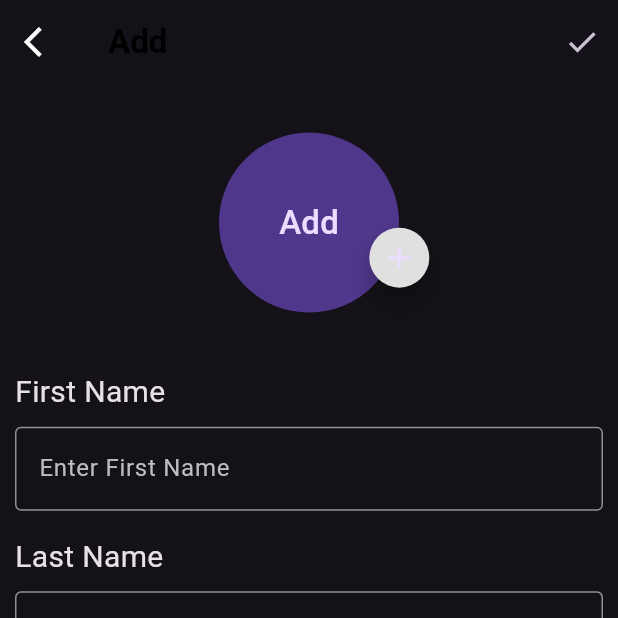
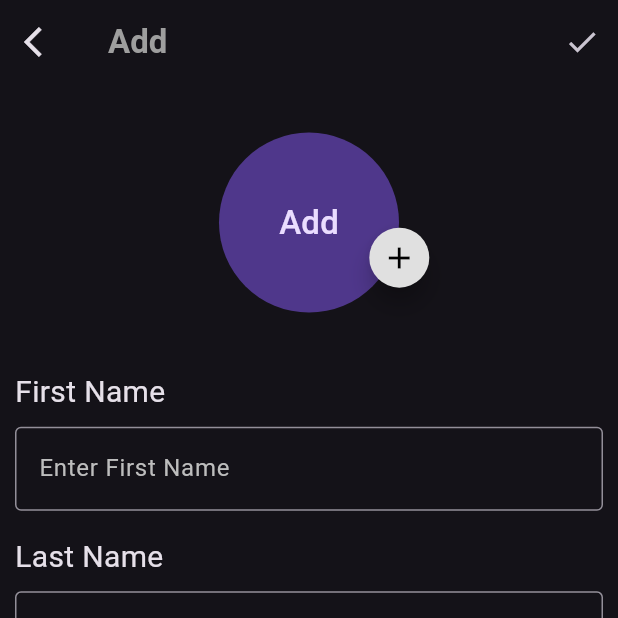
Before and after one commit to dhvanisilimkar/contact_diary_viva, a Flutter app: the AddContact screen opened by its route, on a phone screen of 412 x 824 dp, the top half of it. Run offline on Flutter 3.47's test engine with Material 2 defaults, Android fonts, the phone set to English and light mode, and no system bars; our stand-ins replace flutter_slidable, image_picker, share_plus.

Commit message:
DV || 22-05-2023 || 12:03

```diff
--- a/lib/main.dart
+++ b/lib/main.dart
@@ -1,6 +1,7 @@
 import 'dart:ui';
 import 'package:contact_diary_viva/utils/rautes_page.dart';
 import 'package:contact_diary_viva/views/screens/add_contact_page.dart';
+import 'package:contact_diary_viva/views/screens/splesh_screen_page.dart';
 import 'package:flutter/material.dart';
 import 'package:flutter_slidable/flutter_slidable.dart';
 import 'package:url_launcher/url_launcher.dart';
@@ -23,14 +24,6 @@ class _MyappState extends State<Myapp> {
   bool isGrid = false;
   bool isdark = false;
   bool black = false;
-  // static List<Contacts> allContacts = [
-  //   Contacts(
-  //     contact: '9909954576',
-  //     email: 'rajavi@gmail.com',
-  //     firstName: 'rajavi',
-  //     lastName: 'prajapati',
-  //   )
-  // ];
   @override
   Widget build(BuildContext context) {
     return MaterialApp(
@@ -64,6 +57,8 @@ class _MyappState extends State<Myapp> {
         initialRoute: MyRoutes.splashScreen,
         routes: {
           MyRoutes.add_contact_page: (context) => AddContact(),
+          MyRoutes.splashScreen: (contact) => SplashScreen(),
+          // MyRoutes.splashScreen : (contact) => (),
           MyRoutes.home: (context) => Builder(builder: (contact) {
                 return Scaffold(
                   appBar: AppBar(
@@ -171,6 +166,7 @@ class _MyappState extends State<Myapp> {
                     },
                     child: Icon(
                       Icons.add,
+                      color: Colors.black,
                     ),
                   ),
                 );
--- a/lib/modals/globals.dart
+++ b/lib/modals/globals.dart
@@ -1,12 +1,5 @@
 import 'package:contact_diary_viva/modals/modals.dart';
 
 class Globals {
-  static List<Contacts> allContacts = [
-    Contacts(
-      contact: '9909954576',
-      email: 'rajavi@gmail.com',
-      firstName: 'rajavi',
-      lastName: 'prajapati',
-    )
-  ];
+  static List<Contacts> allContacts = [];
 }
--- a/lib/utils/icon_page.dart
+++ b/lib/utils/icon_page.dart
@@ -1 +1 @@
-String iconPath = "assets/image/";
+String iconPath = "assets/images/";
--- a/lib/views/components/myBackebatton.dart
+++ b/lib/views/components/myBackebatton.dart
@@ -24,7 +24,7 @@ class MyBackButton extends StatelessWidget {
       },
       icon: Icon(
         Icons.arrow_back_ios,
-        color: Colors.white,
+        // color: Colors.grey,
       ),
     );
   }
--- a/lib/views/screens/add_contact_page.dart
+++ b/lib/views/screens/add_contact_page.dart
@@ -61,7 +61,7 @@ class _AddContactState extends State<AddContact> {
         title: const Text(
           "Add",
           style: TextStyle(
-            color: Colors.black,
+            color: Colors.grey,
             fontSize: 22,
             fontWeight: FontWeight.bold,
           ),
@@ -143,6 +143,7 @@ class _AddContactState extends State<AddContact> {
                       },
                       child: Icon(
                         Icons.add,
+                        color: Colors.black,
                       ),
                     ),
                   ],
--- a/lib/views/screens/edit_page.dart
+++ b/lib/views/screens/edit_page.dart
@@ -36,7 +36,7 @@ class _EditContactState extends State<EditContact> {
         title: const Text(
           "Add",
           style: TextStyle(
-            color: Color(0xff7d8c93),
+            // color: Color(0xff7d8c93),
             fontSize: 22,
             fontWeight: FontWeight.bold,
           ),
--- a/pubspec.yaml
+++ b/pubspec.yaml
@@ -61,7 +61,8 @@ flutter:
   # included with your application, so that you can use the icons in
   # the material Icons class.
   uses-material-design: true
-
+  assets:
+    - assets/images/
   # To add assets to your application, add an assets section, like this:
   # assets:
   #   - images/a_dot_burr.jpeg
```
